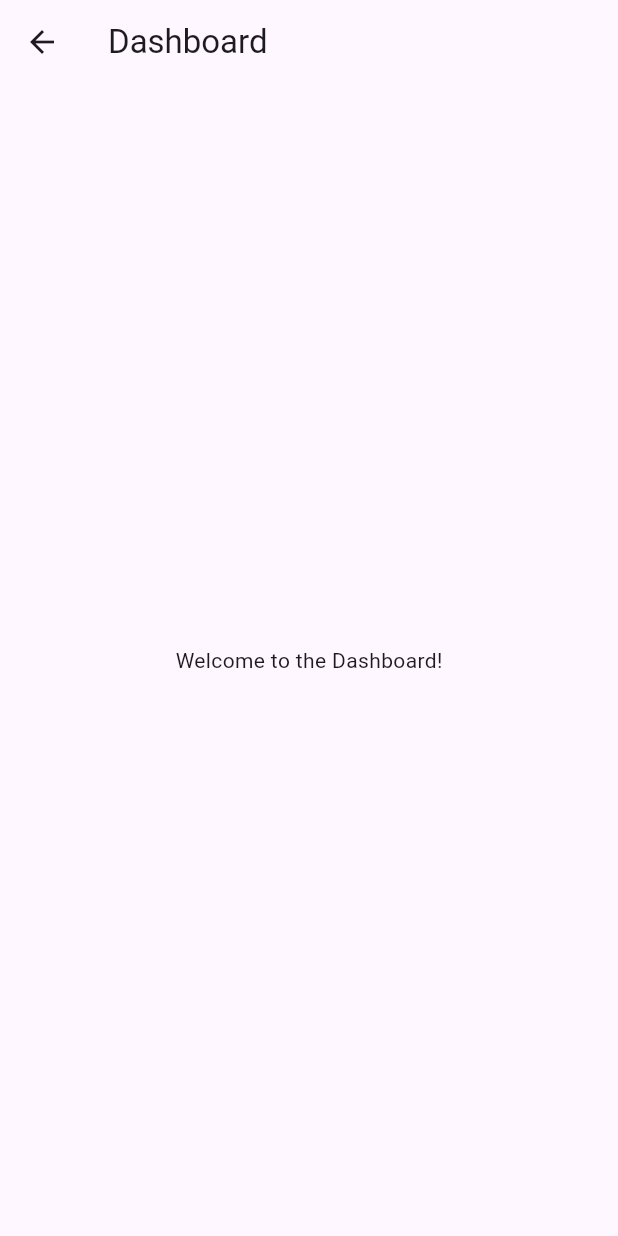
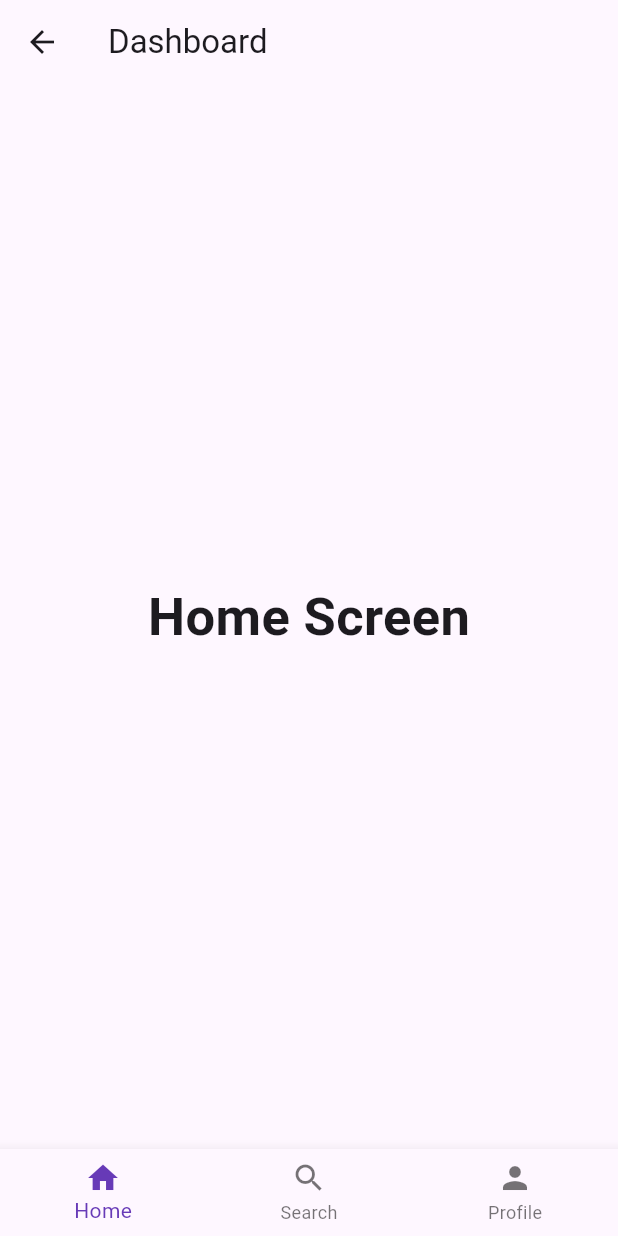
Before and after one commit to patelv712/4261Proj, a Flutter app: the DashboardScreen screen opened directly, on a phone screen of 412 x 824 dp. Run offline on Flutter 3.47's test engine with Material 3 defaults, Android fonts, the phone set to English and light mode, and no system bars.

Commit message:
added nav bar

```diff
--- a/proj1/lib/dashboard.dart
+++ b/proj1/lib/dashboard.dart
@@ -1,6 +1,25 @@
 import 'package:flutter/material.dart';
 
-class DashboardScreen extends StatelessWidget {
+class DashboardScreen extends StatefulWidget {
+  @override
+  _DashboardScreenState createState() => _DashboardScreenState();
+}
+
+class _DashboardScreenState extends State<DashboardScreen> {
+  int _selectedIndex = 0; // Current index for the bottom nav bar
+
+  static List<Widget> _widgetOptions = <Widget>[
+    Text('Home Screen', style: TextStyle(fontSize: 35, fontWeight: FontWeight.bold)),
+    Text('Search', style: TextStyle(fontSize: 35, fontWeight: FontWeight.bold)),
+    Text('Profile', style: TextStyle(fontSize: 35, fontWeight: FontWeight.bold)),
+  ];
+
+  void _onItemTapped(int index) {
+    setState(() {
+      _selectedIndex = index;
+    });
+  }
+
   @override
   Widget build(BuildContext context) {
     return Scaffold(
@@ -8,7 +27,26 @@ class DashboardScreen extends StatelessWidget {
         title: Text('Dashboard'),
       ),
       body: Center(
-        child: Text('Welcome to the Dashboard!'),
+        child: _widgetOptions.elementAt(_selectedIndex),
+      ),
+      bottomNavigationBar: BottomNavigationBar(
+        items: const <BottomNavigationBarItem>[
+          BottomNavigationBarItem(
+            icon: Icon(Icons.home),
+            label: 'Home',
+          ),
+          BottomNavigationBarItem(
+            icon: Icon(Icons.search),
+            label: 'Search',
+          ),
+          BottomNavigationBarItem(
+            icon: Icon(Icons.person),
+            label: 'Profile',
+          ),
+        ],
+        currentIndex: _selectedIndex,
+        selectedItemColor: Colors.deepPurple,
+        onTap: _onItemTapped,
       ),
     );
   }
```
